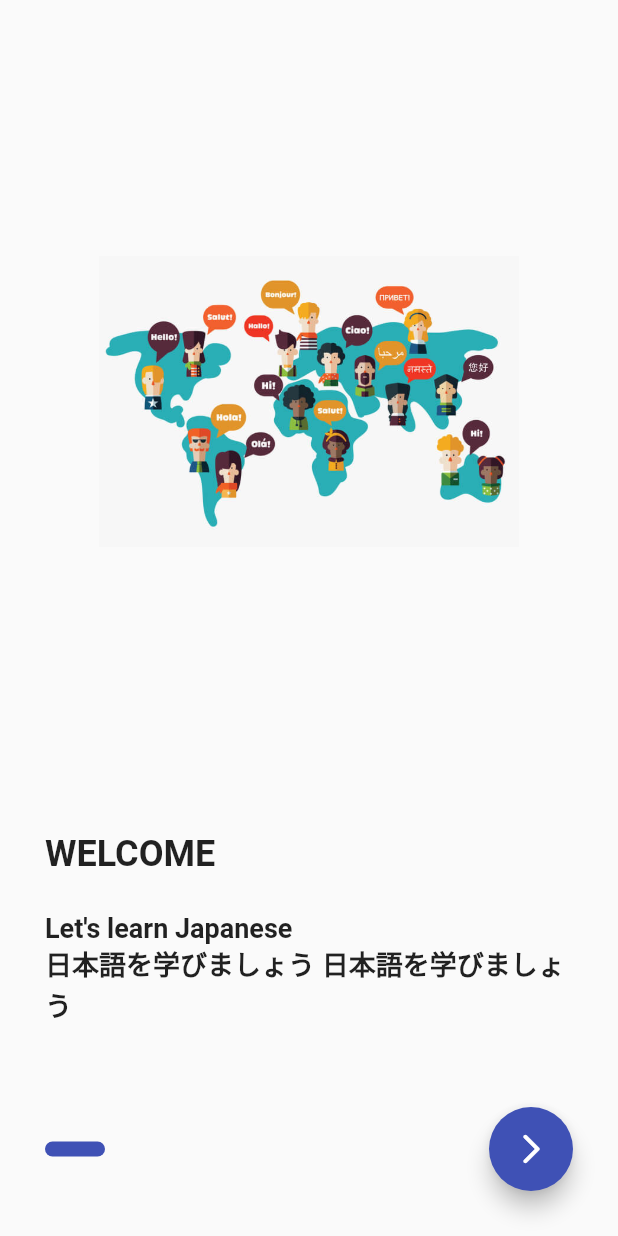
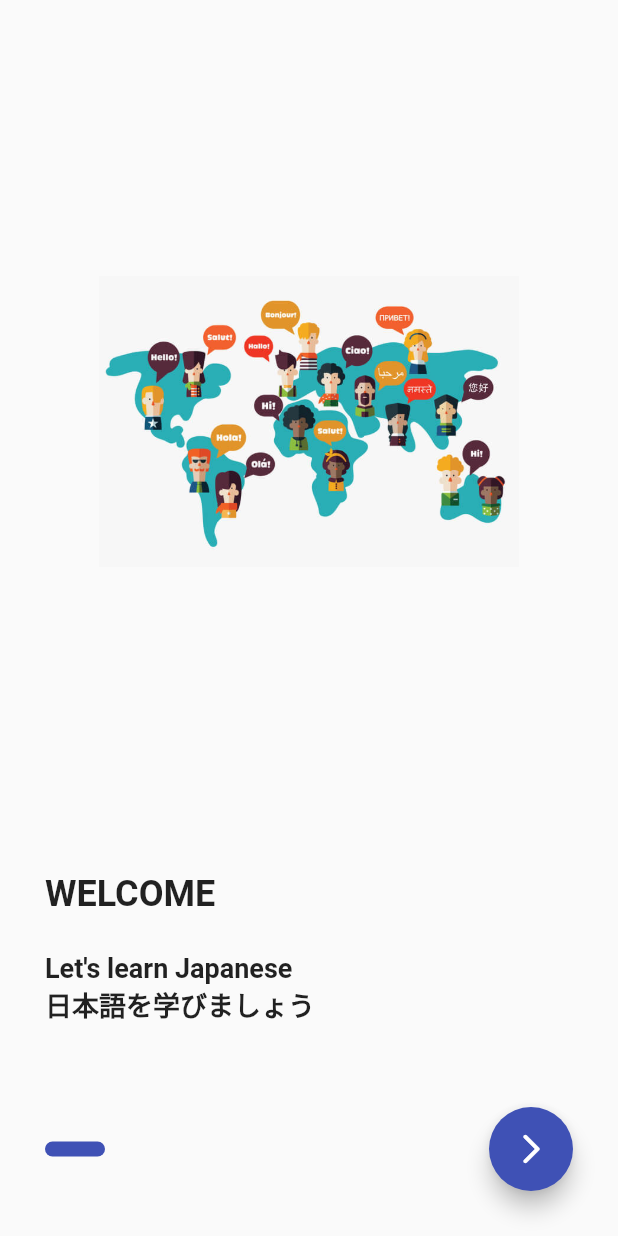
Before and after one commit to HusseinAlswasy/Language_Learning, a Flutter app: the screen it shows after launch, on a phone screen of 412 x 824 dp. Run offline on Flutter 3.47's test engine with Material 2 defaults, Android fonts, the light colour scheme and no system bars; drawn by our look-alikes of smooth_page_indicator; our stand-ins replace audioplayers, lottie.

Commit message:
new update

```diff
--- a/lib/screen/onBoarding_page.dart
+++ b/lib/screen/onBoarding_page.dart
@@ -130,7 +130,7 @@ class _OnBoardingScreenState extends State<OnBoardingScreen> {
             ),
           ),
           Text(
-            '日本語を学びましょう 日本語を学びましょう',
+            '日本語を学びましょう',
             style: const TextStyle(
               fontSize: 18,
               fontWeight: FontWeight.bold,
```
